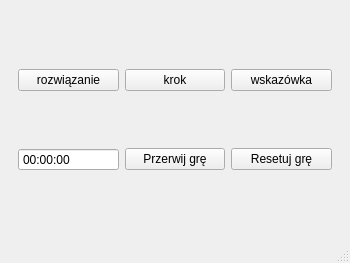
Before: the Qt Designer form mainwindow.ui in WojciechLarecki/Puzzler, drawn with Qt 5.
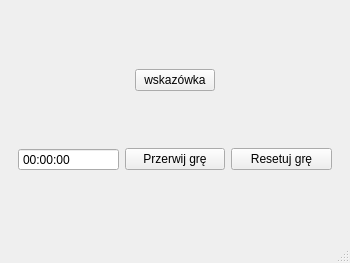
After: the same form once the commit is applied. The open tabs and pages were chosen to show the change.

```diff
--- a/mainwindow.ui
+++ b/mainwindow.ui
@@ -108,18 +108,17 @@
         <item>
          <layout class="QHBoxLayout" name="helpGameHorizontalLayout">
           <item>
-           <widget class="QPushButton" name="solutionGameButton">
-            <property name="text">
-             <string>rozwiązanie</string>
+           <spacer name="horizontalSpacer_3">
+            <property name="orientation">
+             <enum>Qt::Orientation::Horizontal</enum>
             </property>
-           </widget>
-          </item>
-          <item>
-           <widget class="QPushButton" name="stepGameButton">
-            <property name="text">
-             <string>krok</string>
+            <property name="sizeHint" stdset="0">
+             <size>
+              <width>40</width>
+              <height>20</height>
+             </size>
             </property>
-           </widget>
+           </spacer>
           </item>
           <item>
            <widget class="QPushButton" name="hintGameButton">
@@ -128,6 +127,19 @@
             </property>
            </widget>
           </item>
+          <item>
+           <spacer name="horizontalSpacer_4">
+            <property name="orientation">
+             <enum>Qt::Orientation::Horizontal</enum>
+            </property>
+            <property name="sizeHint" stdset="0">
+             <size>
+              <width>40</width>
+              <height>20</height>
+             </size>
+            </property>
+           </spacer>
+          </item>
          </layout>
         </item>
         <item>
```
Left out of the diff: 5 changed lines with no effect on the pictures.
